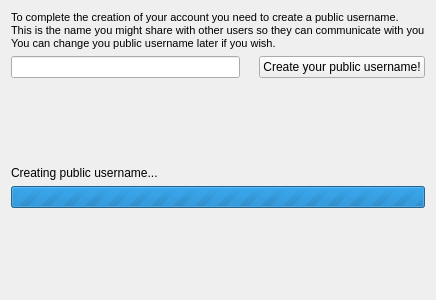
First picture: the form in src/qt/ui/user_public_username_panel.ui, repository maidsafe-archive/MaidSafe-Encrypt, before the edit.
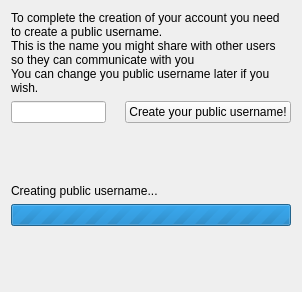
Second picture: the form after the edit.

Commit message: Contacts, shares and new look in GUI, by Stephen

```diff
--- a/src/qt/ui/user_public_username_panel.ui
+++ b/src/qt/ui/user_public_username_panel.ui
@@ -6,29 +6,40 @@
    <rect>
     <x>0</x>
     <y>0</y>
-    <width>426</width>
-    <height>300</height>
+    <width>302</width>
+    <height>292</height>
    </rect>
   </property>
   <property name="windowTitle">
    <string>Form</string>
   </property>
   <layout class="QVBoxLayout" name="verticalLayout">
+   <property name="sizeConstraint">
+    <enum>QLayout::SetNoConstraint</enum>
+   </property>
    <item>
     <widget class="QLabel" name="label">
+     <property name="sizePolicy">
+      <sizepolicy hsizetype="Expanding" vsizetype="Expanding">
+       <horstretch>0</horstretch>
+       <verstretch>0</verstretch>
+      </sizepolicy>
+     </property>
      <property name="text">
-      <string>&lt;!DOCTYPE HTML PUBLIC &quot;-//W3C//DTD HTML 4.0//EN&quot; &quot;http://www.w3.org/TR/REC-html40/strict.dtd&quot;&gt;
-&lt;html&gt;&lt;head&gt;&lt;meta name=&quot;qrichtext&quot; content=&quot;1&quot; /&gt;&lt;style type=&quot;text/css&quot;&gt;
-p, li { white-space: pre-wrap; }
-&lt;/style&gt;&lt;/head&gt;&lt;body style=&quot; font-family:'MS Shell Dlg 2'; font-size:8.25pt; font-weight:400; font-style:normal;&quot;&gt;
-&lt;p style=&quot; margin-top:0px; margin-bottom:0px; margin-left:0px; margin-right:0px; -qt-block-indent:0; text-indent:0px;&quot;&gt;&lt;span style=&quot; font-size:8pt;&quot;&gt;To complete the creation of your account you need to create a public username.&lt;/span&gt;&lt;/p&gt;
-&lt;p style=&quot; margin-top:0px; margin-bottom:0px; margin-left:0px; margin-right:0px; -qt-block-indent:0; text-indent:0px;&quot;&gt;&lt;span style=&quot; font-size:8pt;&quot;&gt;This is the name you might share with other users so they can communicate with you&lt;/span&gt;&lt;/p&gt;
-&lt;p style=&quot; margin-top:0px; margin-bottom:0px; margin-left:0px; margin-right:0px; -qt-block-indent:0; text-indent:0px;&quot;&gt;&lt;span style=&quot; font-size:8pt;&quot;&gt;You can change you public username later if you wish. &lt;/span&gt;&lt;/p&gt;&lt;/body&gt;&lt;/html&gt;</string>
+      <string>To complete the creation of your account you need to create a public username.
+This is the name you might share with other users so they can communicate with you
+You can change you public username later if you wish. </string>
+     </property>
+     <property name="wordWrap">
+      <bool>true</bool>
      </property>
     </widget>
    </item>
    <item>
     <layout class="QHBoxLayout" name="horizontalLayout">
+     <property name="sizeConstraint">
+      <enum>QLayout::SetNoConstraint</enum>
+     </property>
      <item>
       <widget class="QLineEdit" name="contactLineEdit">
        <property name="text">
@@ -73,6 +84,12 @@
    </item>
    <item>
     <widget class="QLabel" name="progressLabel">
+     <property name="sizePolicy">
+      <sizepolicy hsizetype="Expanding" vsizetype="Preferred">
+       <horstretch>0</horstretch>
+       <verstretch>0</verstretch>
+      </sizepolicy>
+     </property>
      <property name="text">
       <string>Creating public username...</string>
      </property>
@@ -80,6 +97,12 @@
    </item>
    <item>
     <widget class="QProgressBar" name="progressBar">
+     <property name="sizePolicy">
+      <sizepolicy hsizetype="Expanding" vsizetype="Fixed">
+       <horstretch>0</horstretch>
+       <verstretch>0</verstretch>
+      </sizepolicy>
+     </property>
      <property name="maximum">
       <number>0</number>
      </property>
```
The commit also changes 29 other files.
